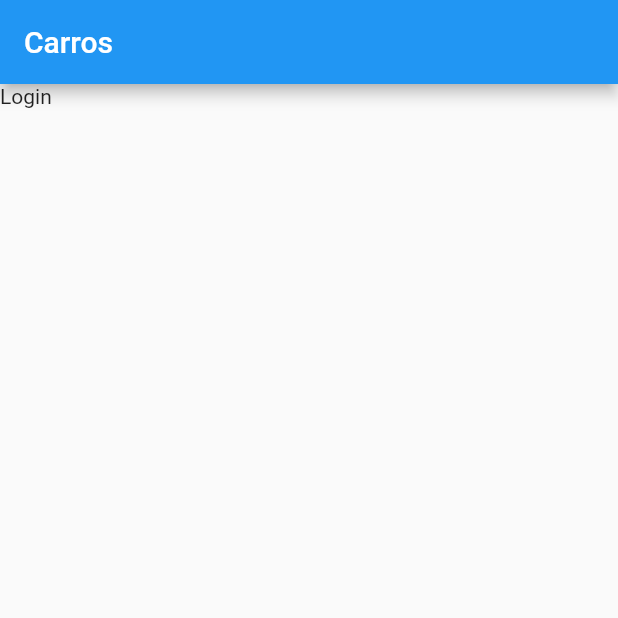
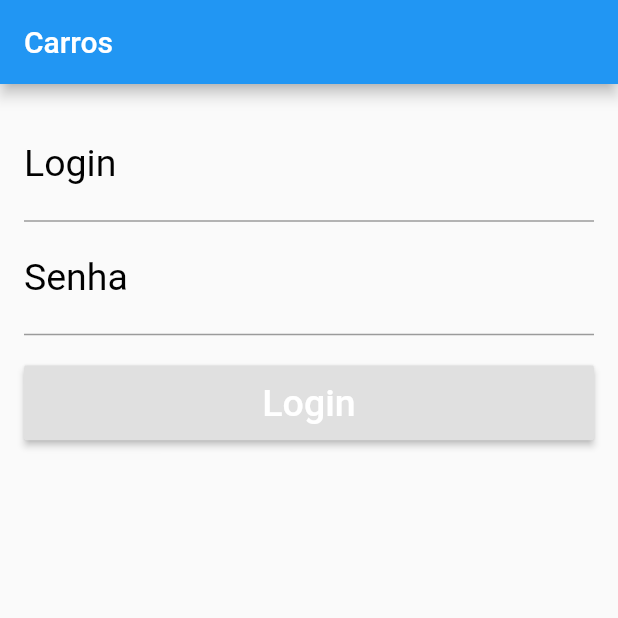
Before and after one commit to egilsoncabral/carros, a Flutter app: the screen it shows after launch, on a phone screen of 412 x 824 dp, the top half of it. Run offline on Flutter 3.47's test engine with Material 2 defaults, Android fonts, the phone set to English and light mode, and no system bars.

Commit message:
login page created

```diff
--- a/lib/pages/login_page.dart
+++ b/lib/pages/login_page.dart
@@ -1,23 +1,90 @@
 import 'package:flutter/material.dart';
+import 'package:flutter/services.dart';
 
 class LoginPage extends StatelessWidget {
+
+  final _tLogin = TextEditingController();
+  final _tSenha = TextEditingController();
+
+  final GlobalKey<FormState> _formKey = new GlobalKey<FormState>();
+
   @override
   Widget build(BuildContext context) {
     return Scaffold(
       appBar: AppBar(
         title: Text("Carros"),
       ),
-      body: _body(),
+      body: Padding(padding: EdgeInsets.all(16),
+      child: _body(),),
     );
+  }
+
+  String _validateLogin(String text){
+    if(text.isEmpty){
+      return "Informe o login";
+    }
+    return null;
+  }
+
+  String _validateSenha(String text){
+    if(text.isEmpty){
+      return "Informe a senha";
+    }
+    if(text.length <= 2){
+      return "Senha precisa ter mais de 2 números";
+    }
+    return null;
   }
 
   _body() {
     return Form(
+      key: _formKey,
       child: ListView(
         children: <Widget>[
-          Text("Login")
+          TextFormField(
+            controller: _tLogin,
+            validator: _validateLogin,
+            keyboardType: TextInputType.text,
+            style: TextStyle(color: Colors.blue, fontSize: 25),
+            decoration: InputDecoration(
+              labelText: "Login",
+              labelStyle: TextStyle(color: Colors.black, fontSize: 25),
+              hintText: "Digite seu login",
+              hintStyle: TextStyle(color: Colors.black, fontSize: 18)
+            ),
+          ),
+          TextFormField(
+            controller: _tSenha,
+            validator: _validateSenha,
+            obscureText: true,
+            keyboardType: TextInputType.number,
+            style: TextStyle(color: Colors.blue, fontSize: 25),
+            decoration: InputDecoration(
+              labelText: "Senha",
+              labelStyle: TextStyle(color: Colors.black, fontSize: 25),
+              hintText: "Digite a sua senha",
+              hintStyle: TextStyle(color: Colors.black, fontSize: 18)
+            ),
+          ),
+          Container(
+            height: 50,
+            margin: EdgeInsets.only(top: 20),
+            child: RaisedButton(
+              child: Text("Login", style: TextStyle(color: Colors.white, fontSize: 25),),
+              onPressed: _onLoginClick
+          ),)
         ],
       ),
     );
   }
+
+  void _onLoginClick(){
+    final login = _tLogin.text;
+    final senha = _tSenha.text;
+
+    if (!_formKey.currentState.validate()) {
+      return;
+    }
+    print("Login");
+  }
 }
```
